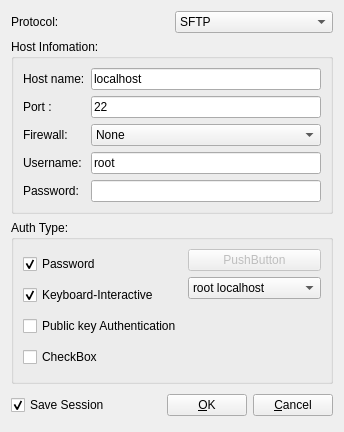
Before: the Qt Designer form src/remotehostquickconnectfinfodailog.ui in kitech/nullfxp, drawn with Qt 5.
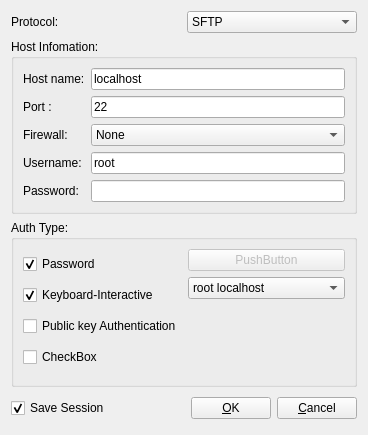
After: the same form once the commit is applied.

The edit to the form file:
```diff
--- a/src/remotehostquickconnectfinfodailog.ui
+++ b/src/remotehostquickconnectfinfodailog.ui
@@ -5,8 +5,8 @@
    <rect>
     <x>0</x>
     <y>0</y>
-    <width>344</width>
-    <height>432</height>
+    <width>368</width>
+    <height>435</height>
    </rect>
   </property>
   <property name="windowTitle" >
```
Left out of the diff: 16 changed lines with no effect on the pictures.
